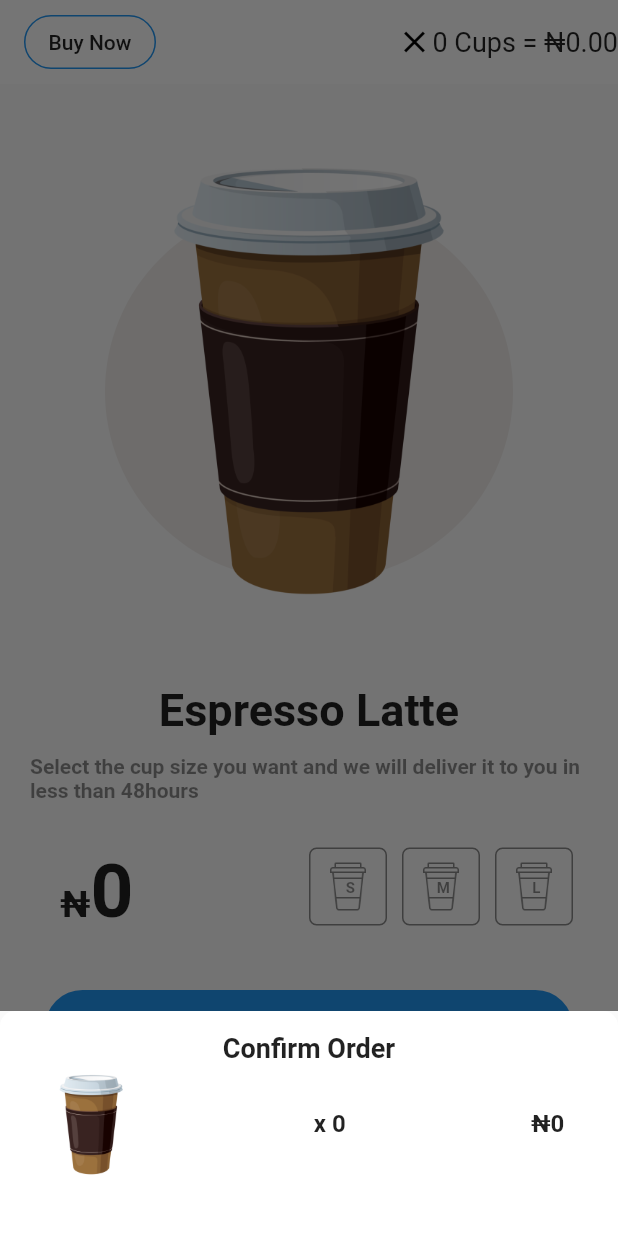
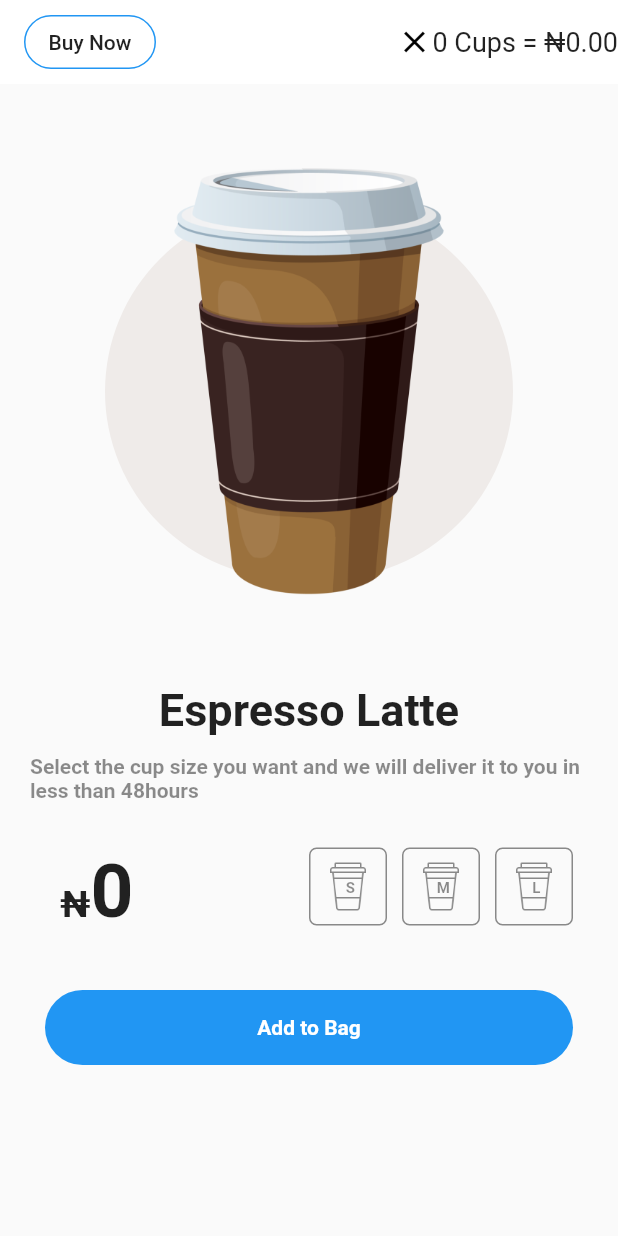
Before and after one commit to meemah/flutter_app, a Flutter app: the screen it shows after launch, after a tap on "Buy Now", on a phone screen of 412 x 824 dp. Run offline on Flutter 3.47's test engine with Material 2 defaults, Android fonts, the phone set to English and light mode, and no system bars.

```diff
--- a/lib/main.dart
+++ b/lib/main.dart
@@ -51,7 +51,8 @@ class _MyHomePageState extends State<MyHomePage> {
         elevation: 0,
         title: FlatButton(
           onPressed: (){
-            _confirmOrderModalBottomSheet(totalPrice: "$_currency$price", numOfCups: "x $_cupsCounter");
+            //TODO: Uncomment the _confirmOrderModalBottomSheet() method to show summary of order
+           // _confirmOrderModalBottomSheet(totalPrice: "$_currency$price", numOfCups: "x $_cupsCounter");
           },
           child: Text("Buy Now",style: TextStyle(color: Colors.black87),),
           shape: RoundedRectangleBorder(borderRadius: BorderRadius.circular(18.0), side: BorderSide(color: Colors.blue))
```
